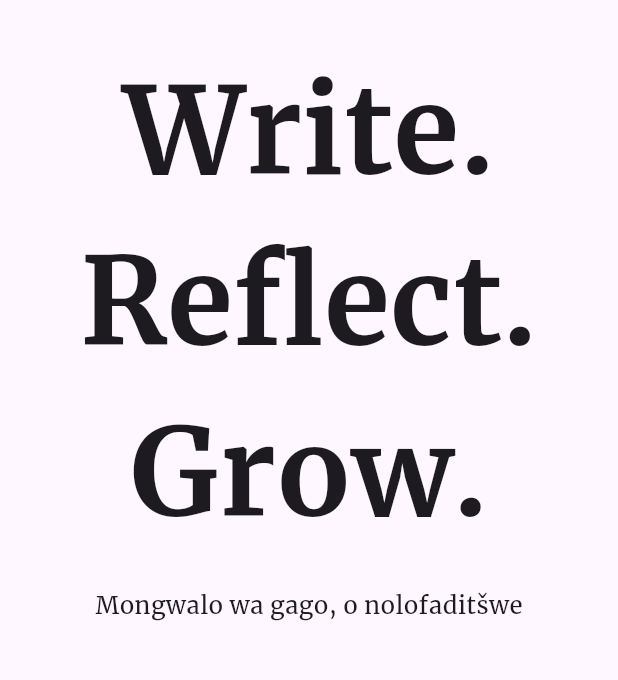
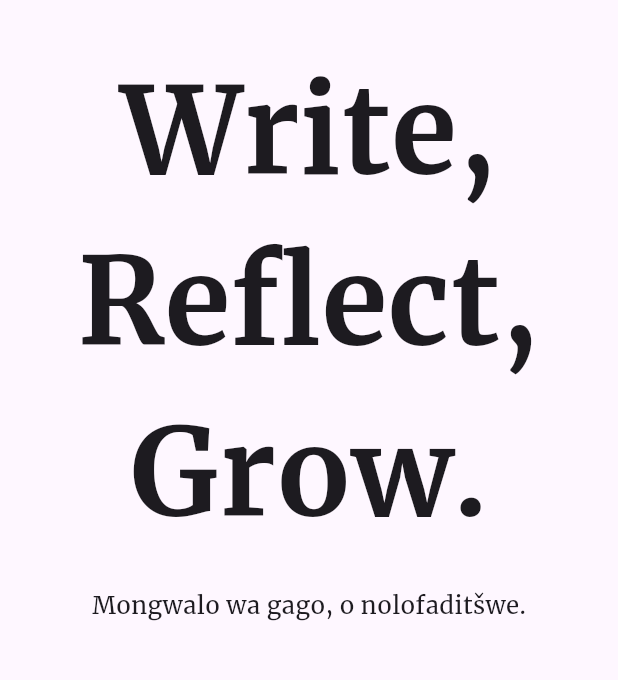
Before and after one commit to KevinRaleie-dev/journo, a Flutter app: the screen it shows after launch, on a phone screen of 412 x 824 dp, the part 81-761 px from its top. Run offline on Flutter 3.47's test engine with Material 3 defaults, Android fonts, the phone set to English and light mode, and no system bars.

```diff
--- a/lib/src/features/landing/presentation/landing_page/landing_page.dart
+++ b/lib/src/features/landing/presentation/landing_page/landing_page.dart
@@ -7,17 +7,17 @@ class LandingPage extends StatelessWidget {
   const LandingPage({super.key});
 
   static const List<String> taglines = [
-    'Your writing, simplified',
-    'Mongolo oa hau, o nolofalitsoe',
-    'Mongwalo wa gago, o nolofaditšwe',
-    'Ukubhala kwakho, kwenziwe kwaba lula',
-    'Ukubhala kwakho, kwenziwe lula',
-    'Tsalwa ra wena, ri olovisiwile',
-    'Jou skryfwerk, vereenvoudig',
-    'Mokwalo wa gago, o nolofaditswe',
-    'Ukutlola kwakho, okwenziwe lula',
-    'Vhuṅwali haṋu, ho leludzwaho',
-    'Kubhala kwakho, kwentiwe kwaba lula'
+    'Your writing, simplified.',
+    'Mongolo oa hau, o nolofalitsoe.',
+    'Mongwalo wa gago, o nolofaditšwe.',
+    'Ukubhala kwakho, kwenziwe kwaba lula.',
+    'Ukubhala kwakho, kwenziwe lula.',
+    'Tsalwa ra wena, ri olovisiwile.',
+    'Jou skryfwerk, vereenvoudig.',
+    'Mokwalo wa gago, o nolofaditswe.',
+    'Ukutlola kwakho, okwenziwe lula.',
+    'Vhuṅwali haṋu, ho leludzwaho.',
+    'Kubhala kwakho, kwentiwe kwaba lula.',
   ];
 
   @override
@@ -39,7 +39,7 @@ class LandingPage extends StatelessWidget {
             const SizedBox(height: 30),
             const Center(
               child: Text(
-                'Write. Reflect. Grow.',
+                'Write, Reflect, Grow.',
                 style: TextStyle(
                   fontSize: 80,
                   fontWeight: FontWeight.bold,
```
